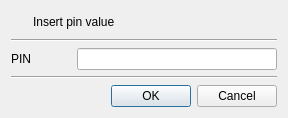
jykim74/CertMan, file CertMan/pin_dlg.ui: the form before one commit.
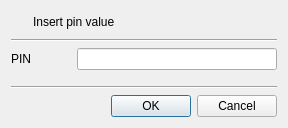
The form after the commit. Icons and pictures are not drawn.

Patch:
```diff
--- a/CertMan/pin_dlg.ui
+++ b/CertMan/pin_dlg.ui
@@ -7,7 +7,7 @@
     <x>0</x>
     <y>0</y>
     <width>286</width>
-    <height>118</height>
+    <height>128</height>
    </rect>
   </property>
   <property name="windowTitle">
```
Left out of the diff: 7 changed lines with no effect on the pictures.
